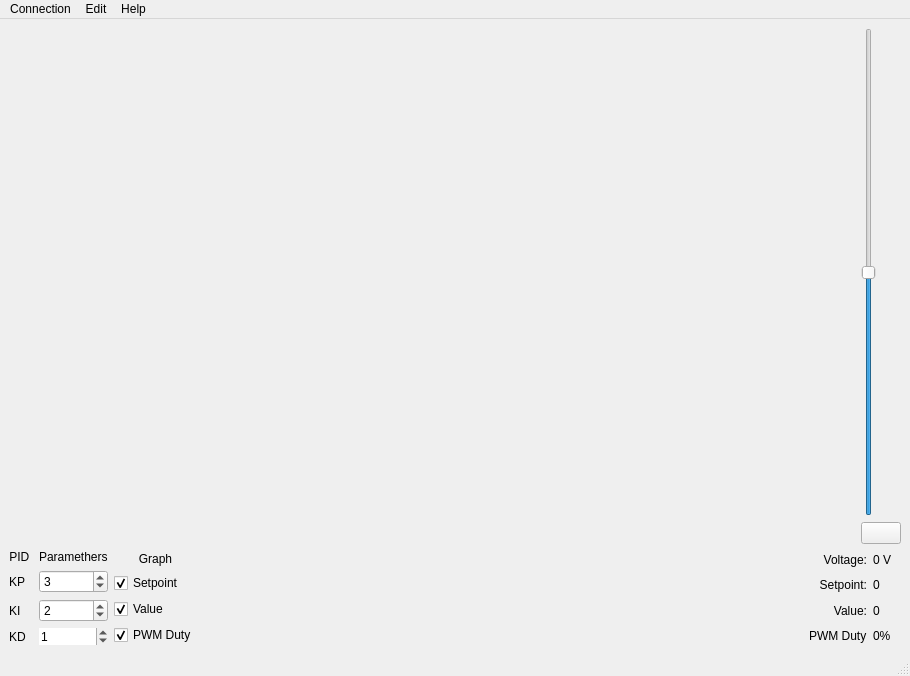
Qt form Qt/uic/mainwindow.ui (mbober1/EDrive) before a commit.
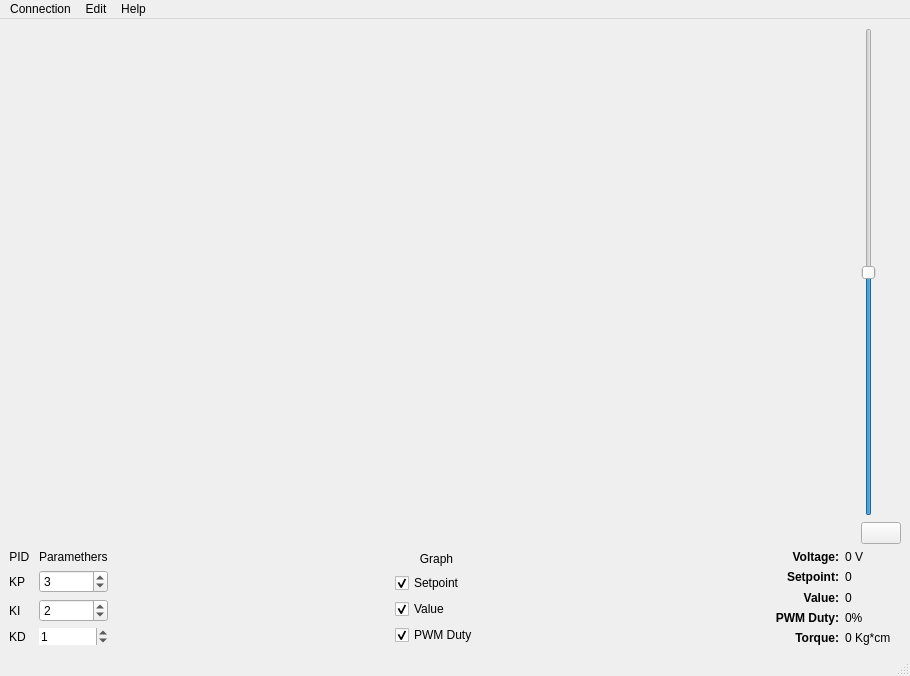
The same form after that commit. Icons and pictures are not drawn.

Diff of the .ui file:
```diff
--- a/Qt/uic/mainwindow.ui
+++ b/Qt/uic/mainwindow.ui
@@ -121,76 +121,45 @@
       <property name="sizeConstraint">
        <enum>QLayout::SetMaximumSize</enum>
       </property>
-      <item row="0" column="4">
-       <layout class="QGridLayout" name="gridLayout_2">
-        <property name="leftMargin">
-         <number>10</number>
-        </property>
-        <property name="rightMargin">
-         <number>10</number>
-        </property>
-        <item row="1" column="0">
-         <widget class="QLabel" name="setpointLabel">
+      <item row="0" column="2">
+       <layout class="QVBoxLayout" name="verticalLayout_4">
+        <item>
+         <widget class="QLabel" name="label_2">
           <property name="text">
-           <string>Setpoint:</string>
+           <string>Graph</string>
           </property>
           <property name="alignment">
-           <set>Qt::AlignRight|Qt::AlignTrailing|Qt::AlignVCenter</set>
+           <set>Qt::AlignCenter</set>
           </property>
          </widget>
         </item>
-        <item row="2" column="0">
-         <widget class="QLabel" name="valueLabel">
+        <item>
+         <widget class="QCheckBox" name="SetpointCheckBox">
           <property name="text">
-           <string>Value:</string>
+           <string>Setpoint</string>
           </property>
-          <property name="alignment">
-           <set>Qt::AlignRight|Qt::AlignTrailing|Qt::AlignVCenter</set>
+          <property name="checked">
+           <bool>true</bool>
           </property>
          </widget>
         </item>
-        <item row="0" column="1">
-         <widget class="QLabel" name="voltageLabelValue">
+        <item>
+         <widget class="QCheckBox" name="ValueCheckBox">
           <property name="text">
-           <string>0 V</string>
+           <string>Value</string>
           </property>
-         </widget>
-        </item>
-        <item row="1" column="1">
-         <widget class="QLabel" name="setpointLabelValue">
-          <property name="text">
-           <string>0</string>
+          <property name="checked">
+           <bool>true</bool>
           </property>
          </widget>
         </item>
-        <item row="2" column="1">
-         <widget class="QLabel" name="valueLabelValue">
-          <property name="text">
-           <string>0</string>
-          </property>
-         </widget>
-        </item>
-        <item row="0" column="0">
-         <widget class="QLabel" name="voltageLabel">
-          <property name="text">
-           <string>Voltage:</string>
-          </property>
-          <property name="alignment">
-           <set>Qt::AlignRight|Qt::AlignTrailing|Qt::AlignVCenter</set>
-          </property>
-         </widget>
-        </item>
-        <item row="3" column="0">
-         <widget class="QLabel" name="dutyLabel">
+        <item>
+         <widget class="QCheckBox" name="DutyCheckBox">
           <property name="text">
            <string>PWM Duty</string>
           </property>
-         </widget>
-        </item>
-        <item row="3" column="1">
-         <widget class="QLabel" name="dutyLabelValue">
-          <property name="text">
-           <string>0%</string>
+          <property name="checked">
+           <bool>true</bool>
           </property>
          </widget>
         </item>
@@ -271,51 +240,7 @@
         </item>
        </layout>
       </item>
-      <item row="0" column="1">
-       <layout class="QVBoxLayout" name="verticalLayout_4">
-        <item>
-         <widget class="QLabel" name="label_2">
-          <property name="text">
-           <string>Graph</string>
-          </property>
-          <property name="alignment">
-           <set>Qt::AlignCenter</set>
-          </property>
-         </widget>
-        </item>
-        <item>
-         <widget class="QCheckBox" name="SetpointCheckBox">
-          <property name="text">
-           <string>Setpoint</string>
-          </property>
-          <property name="checked">
-           <bool>true</bool>
-          </property>
-         </widget>
-        </item>
-        <item>
-         <widget class="QCheckBox" name="ValueCheckBox">
-          <property name="text">
-           <string>Value</string>
-          </property>
-          <property name="checked">
-           <bool>true</bool>
-          </property>
-         </widget>
-        </item>
-        <item>
-         <widget class="QCheckBox" name="DutyCheckBox">
-          <property name="text">
-           <string>PWM Duty</string>
-          </property>
-          <property name="checked">
-           <bool>true</bool>
-          </property>
-         </widget>
-        </item>
-       </layout>
-      </item>
-      <item row="0" column="2">
+      <item row="0" column="3">
        <spacer name="horizontalSpacer">
         <property name="orientation">
          <enum>Qt::Horizontal</enum>
@@ -328,6 +253,144 @@
         </property>
        </spacer>
       </item>
+      <item row="0" column="5">
+       <layout class="QGridLayout" name="gridLayout_2">
+        <property name="leftMargin">
+         <number>10</number>
+        </property>
+        <property name="rightMargin">
+         <number>10</number>
+        </property>
+        <item row="2" column="0">
+         <widget class="QLabel" name="valueLabel">
+          <property name="font">
+           <font>
+            <weight>75</weight>
+            <bold>true</bold>
+           </font>
+          </property>
+          <property name="text">
+           <string>Value:</string>
+          </property>
+          <property name="alignment">
+           <set>Qt::AlignRight|Qt::AlignTrailing|Qt::AlignVCenter</set>
+          </property>
+         </widget>
+        </item>
+        <item row="1" column="0">
+         <widget class="QLabel" name="setpointLabel">
+          <property name="font">
+           <font>
+            <weight>75</weight>
+            <bold>true</bold>
+           </font>
+          </property>
+          <property name="text">
+           <string>Setpoint:</string>
+          </property>
+          <property name="alignment">
+           <set>Qt::AlignRight|Qt::AlignTrailing|Qt::AlignVCenter</set>
+          </property>
+         </widget>
+        </item>
+        <item row="2" column="1">
+         <widget class="QLabel" name="valueLabelValue">
+          <property name="text">
+           <string>0</string>
+          </property>
+         </widget>
+        </item>
+        <item row="0" column="0">
+         <widget class="QLabel" name="voltageLabel">
+          <property name="font">
+           <font>
+            <weight>75</weight>
+            <bold>true</bold>
+           </font>
+          </property>
+          <property name="text">
+           <string>Voltage:</string>
+          </property>
+          <property name="alignment">
+           <set>Qt::AlignRight|Qt::AlignTrailing|Qt::AlignVCenter</set>
+          </property>
+         </widget>
+        </item>
+        <item row="3" column="0">
+         <widget class="QLabel" name="dutyLabel">
+          <property name="font">
+           <font>
+            <weight>75</weight>
+            <bold>true</bold>
+           </font>
+          </property>
+          <property name="text">
+           <string>PWM Duty:</string>
+          </property>
+          <property name="alignment">
+           <set>Qt::AlignRight|Qt::AlignTrailing|Qt::AlignVCenter</set>
+          </property>
+         </widget>
+        </item>
+        <item row="0" column="1">
+         <widget class="QLabel" name="voltageLabelValue">
+          <property name="text">
+           <string>0 V</string>
+          </property>
+         </widget>
+        </item>
+        <item row="1" column="1">
+         <widget class="QLabel" name="setpointLabelValue">
+          <property name="text">
+           <string>0</string>
+          </property>
+         </widget>
+        </item>
+        <item row="3" column="1">
+         <widget class="QLabel" name="dutyLabelValue">
+          <property name="text">
+           <string>0%</string>
+          </property>
+         </widget>
+        </item>
+        <item row="4" column="0">
+         <widget class="QLabel" name="torqueLabel">
+          <property name="font">
+           <font>
+            <weight>75</weight>
+            <bold>true</bold>
+           </font>
+          </property>
+          <property name="text">
+           <string>Torque:</string>
+          </property>
+          <property name="alignment">
+           <set>Qt::AlignRight|Qt::AlignTrailing|Qt::AlignVCenter</set>
+          </property>
+         </widget>
+        </item>
+        <item row="4" column="1">
+         <widget class="QLabel" name="torqueLabelValue">
+          <property name="text">
+           <string>0 Kg*cm</string>
+          </property>
+         </widget>
+        </item>
+       </layout>
+      </item>
+      <item row="0" column="1">
+       <spacer name="horizontalSpacer_3">
+        <property name="orientation">
+         <enum>Qt::Horizontal</enum>
+        </property>
+        <property name="sizeHint" stdset="0">
+         <size>
+          <width>40</width>
+          <height>20</height>
+         </size>
+        </property>
+       </spacer>
+      </item>
      </layout>
     </item>
    </layout>
```
